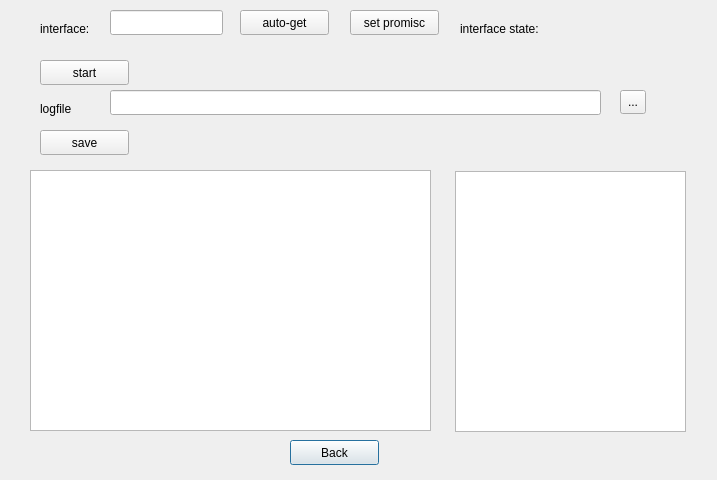
Old version of the form gui/sniffer.ui in the repository D0ub1ePieR/RawSocketPortScan.
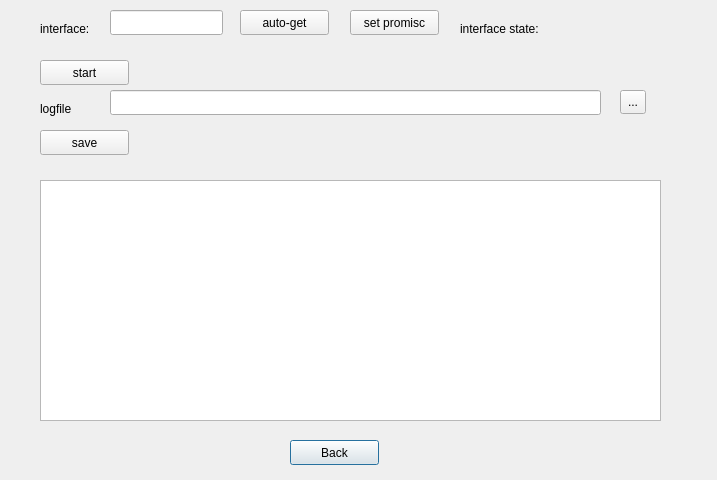
New version of the form.

Commit message: 添加sniffer的功能以及图形界面

What changed in the file:
```diff
--- a/gui/sniffer.ui
+++ b/gui/sniffer.ui
@@ -26,26 +26,6 @@
     <string>Back</string>
    </property>
   </widget>
-  <widget class="QListWidget" name="pack">
-   <property name="geometry">
-    <rect>
-     <x>30</x>
-     <y>170</y>
-     <width>401</width>
-     <height>261</height>
-    </rect>
-   </property>
-  </widget>
-  <widget class="QListWidget" name="detail">
-   <property name="geometry">
-    <rect>
-     <x>455</x>
-     <y>171</y>
-     <width>231</width>
-     <height>261</height>
-    </rect>
-   </property>
-  </widget>
   <widget class="QLabel" name="label">
    <property name="geometry">
     <rect>
@@ -209,6 +189,16 @@
     <string/>
    </property>
   </widget>
+  <widget class="QTextBrowser" name="pack">
+   <property name="geometry">
+    <rect>
+     <x>40</x>
+     <y>180</y>
+     <width>621</width>
+     <height>241</height>
+    </rect>
+   </property>
+  </widget>
  </widget>
  <resources/>
  <connections/>
```
The commit also changes 3 other files.
